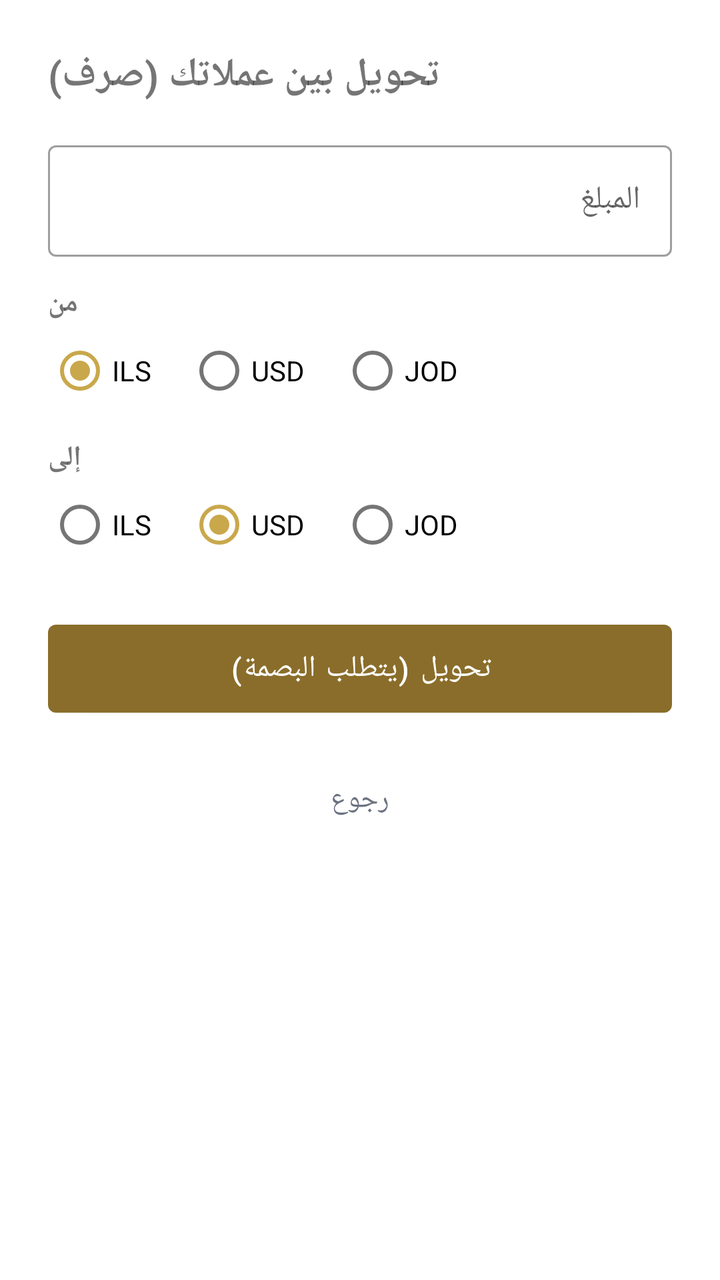
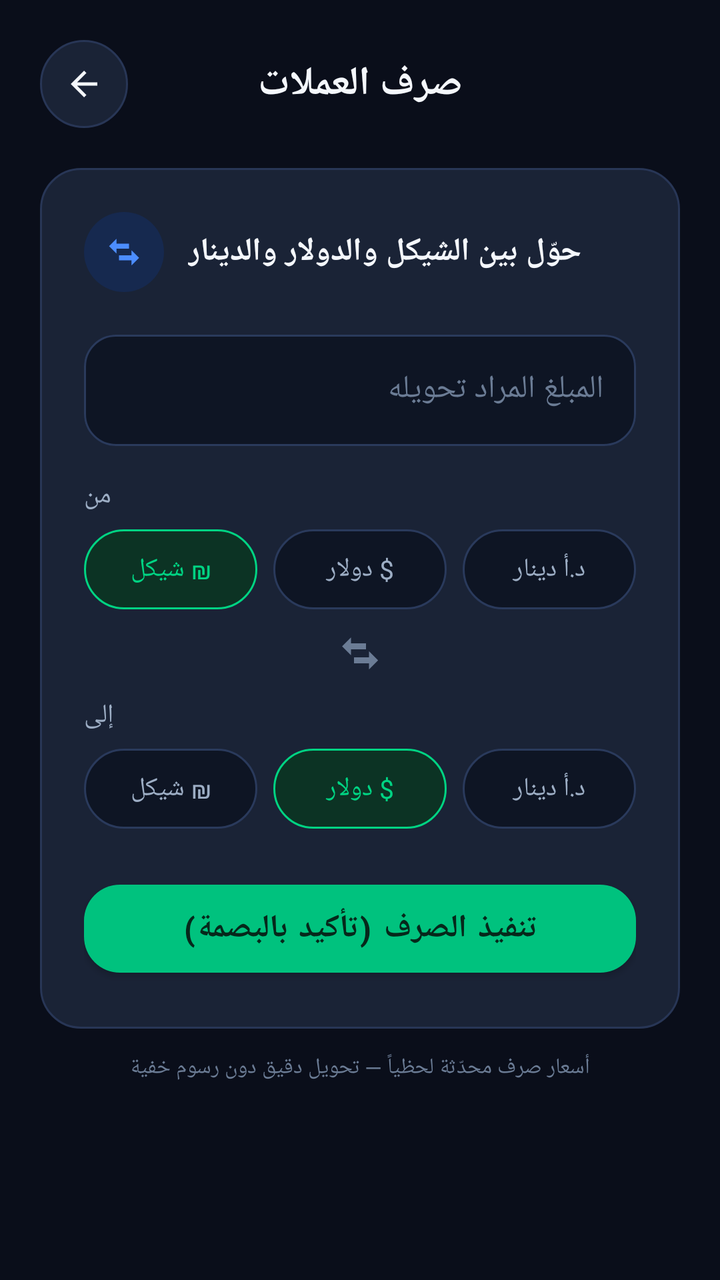

The first picture is an Android layout as it rendered before a commit; the second is the same layout after the commit. The layout source and the unified diff follow.
<!-- AndroidManifest.xml: application theme Theme.Fakah -->
<!-- res/layout/activity_convert.xml -->
<?xml version="1.0" encoding="utf-8"?>
<ScrollView xmlns:android="http://schemas.android.com/apk/res/android"
    android:layout_width="match_parent"
    android:layout_height="match_parent">

    <LinearLayout
        android:layout_width="match_parent"
        android:layout_height="wrap_content"
        android:orientation="vertical"
        android:padding="24dp">

        <TextView
            android:layout_width="wrap_content"
            android:layout_height="wrap_content"
            android:text="تحويل بين عملاتك (صرف)"
            android:textSize="20sp"
            android:textStyle="bold"
            android:layout_marginBottom="16dp" />

        <com.google.android.material.textfield.TextInputLayout
            android:layout_width="match_parent"
            android:layout_height="wrap_content"
            android:hint="المبلغ"
            style="@style/Widget.MaterialComponents.TextInputLayout.OutlinedBox">
            <com.google.android.material.textfield.TextInputEditText
                android:id="@+id/etAmount"
                android:layout_width="match_parent"
                android:layout_height="wrap_content"
                android:inputType="numberDecimal"
                android:textDirection="ltr" />
        </com.google.android.material.textfield.TextInputLayout>

        <TextView
            android:layout_width="wrap_content"
            android:layout_height="wrap_content"
            android:layout_marginTop="14dp"
            android:text="من"
            android:textStyle="bold" />
        <RadioGroup
            android:id="@+id/rgFrom"
            android:layout_width="match_parent"
            android:layout_height="wrap_content"
            android:orientation="horizontal">
            <RadioButton android:id="@+id/rbFromIls" android:layout_width="wrap_content"
                android:layout_height="wrap_content" android:text="ILS" android:checked="true" />
            <RadioButton android:id="@+id/rbFromUsd" android:layout_width="wrap_content"
                android:layout_height="wrap_content" android:layout_marginStart="18dp" android:text="USD" />
            <RadioButton android:id="@+id/rbFromJod" android:layout_width="wrap_content"
                android:layout_height="wrap_content" android:layout_marginStart="18dp" android:text="JOD" />
        </RadioGroup>

        <TextView
            android:layout_width="wrap_content"
            android:layout_height="wrap_content"
            android:layout_marginTop="10dp"
            android:text="إلى"
            android:textStyle="bold" />
        <RadioGroup
            android:id="@+id/rgTo"
            android:layout_width="match_parent"
            android:layout_height="wrap_content"
            android:orientation="horizontal">
            <RadioButton android:id="@+id/rbToIls" android:layout_width="wrap_content"
                android:layout_height="wrap_content" android:text="ILS" />
            <RadioButton android:id="@+id/rbToUsd" android:layout_width="wrap_content"
                android:layout_height="wrap_content" android:layout_marginStart="18dp" android:text="USD" android:checked="true" />
            <RadioButton android:id="@+id/rbToJod" android:layout_width="wrap_content"
                android:layout_height="wrap_content" android:layout_marginStart="18dp" android:text="JOD" />
        </RadioGroup>

        <com.google.android.material.button.MaterialButton
            android:id="@+id/btnConvert"
            android:layout_width="match_parent"
            android:layout_height="56dp"
            android:layout_marginTop="20dp"
            android:text="تحويل (يتطلب البصمة)"
            android:textSize="15sp" />

        <com.google.android.material.progressindicator.CircularProgressIndicator
            android:id="@+id/progress"
            android:layout_width="wrap_content"
            android:layout_height="wrap_content"
            android:layout_gravity="center_horizontal"
            android:layout_marginTop="12dp"
            android:indeterminate="true"
            android:visibility="gone" />

        <TextView
            android:id="@+id/btnBack"
            android:layout_width="wrap_content"
            android:layout_height="wrap_content"
            android:layout_gravity="center_horizontal"
            android:layout_marginTop="16dp"
            android:padding="12dp"
            android:text="رجوع"
            android:textColor="@color/textSecondary" />
    </LinearLayout>
</ScrollView>
<!-- resources referenced by this layout -->
<resources>
  <color name="textSecondary">#6B7280</color>
  <style name="Theme.Fakah" parent="Theme.MaterialComponents.DayNight.NoActionBar">
          <item name="colorPrimary">@color/goldDark</item>
          <item name="colorPrimaryVariant">@color/gold</item>
          <item name="colorOnPrimary">#FFFFFF</item>
          <item name="colorSecondary">@color/gold</item>
          <item name="colorSecondaryVariant">@color/goldDark</item>
          <item name="colorOnSecondary">#1A1A1A</item>
          <item name="android:statusBarColor">@color/primaryText</item>
          <item name="android:windowBackground">@color/bg</item>
      </style>
  <color name="goldDark">#8A6D2A</color>
  <color name="gold">#C9A84C</color>
  <color name="primaryText">#1A1A1A</color>
  <color name="bg">#FFFFFF</color>
</resources>

<!-- the commit's change to res/layout/activity_convert.xml (unified diff, before → after) -->
@@ -1,98 +1,245 @@
 <?xml version="1.0" encoding="utf-8"?>
 <ScrollView xmlns:android="http://schemas.android.com/apk/res/android"
+    xmlns:app="http://schemas.android.com/apk/res-auto"
     android:layout_width="match_parent"
-    android:layout_height="match_parent">
+    android:layout_height="match_parent"
+    android:background="@color/bg"
+    android:scrollbars="none">
 
     <LinearLayout
         android:layout_width="match_parent"
         android:layout_height="wrap_content"
         android:orientation="vertical"
-        android:padding="24dp">
-
-        <TextView
-            android:layout_width="wrap_content"
-            android:layout_height="wrap_content"
-            android:text="تحويل بين عملاتك (صرف)"
-            android:textSize="20sp"
-            android:textStyle="bold"
-            android:layout_marginBottom="16dp" />
-
-        <com.google.android.material.textfield.TextInputLayout
+        android:padding="20dp">
+
+        <LinearLayout
             android:layout_width="match_parent"
             android:layout_height="wrap_content"
-            android:hint="المبلغ"
-            style="@style/Widget.MaterialComponents.TextInputLayout.OutlinedBox">
-            <com.google.android.material.textfield.TextInputEditText
-                android:id="@+id/etAmount"
-                android:layout_width="match_parent"
-                android:layout_height="wrap_content"
-                android:inputType="numberDecimal"
-                android:textDirection="ltr" />
-        </com.google.android.material.textfield.TextInputLayout>
-
-        <TextView
-            android:layout_width="wrap_content"
-            android:layout_height="wrap_content"
-            android:layout_marginTop="14dp"
-            android:text="من"
-            android:textStyle="bold" />
-        <RadioGroup
-            android:id="@+id/rgFrom"
+            android:orientation="horizontal"
+            android:gravity="center_vertical">
+
+            <ImageButton
+                android:id="@+id/btnBack"
+                android:layout_width="44dp"
+                android:layout_height="44dp"
+                android:background="@drawable/bg_quick_action"
+                android:src="@drawable/ic_back"
+                android:scaleType="centerInside"
+                android:padding="12dp"
+                app:tint="@color/textPrimary"
+                android:contentDescription="رجوع"/>
+
+            <TextView
+                android:layout_width="0dp"
+                android:layout_height="wrap_content"
+                android:layout_weight="1"
+                android:gravity="center"
+                android:text="صرف العملات"
+                android:textSize="20sp"
+                android:textStyle="bold"
+                android:textColor="@color/textPrimary"/>
+
+            <Space android:layout_width="44dp" android:layout_height="1dp"/>
+        </LinearLayout>
+
+        <LinearLayout
             android:layout_width="match_parent"
             android:layout_height="wrap_content"
-            android:orientation="horizontal">
-            <RadioButton android:id="@+id/rbFromIls" android:layout_width="wrap_content"
-                android:layout_height="wrap_content" android:text="ILS" android:checked="true" />
-            <RadioButton android:id="@+id/rbFromUsd" android:layout_width="wrap_content"
-                android:layout_height="wrap_content" android:layout_marginStart="18dp" android:text="USD" />
-            <RadioButton android:id="@+id/rbFromJod" android:layout_width="wrap_content"
-                android:layout_height="wrap_content" android:layout_marginStart="18dp" android:text="JOD" />
-        </RadioGroup>
+            android:orientation="vertical"
+            android:background="@drawable/bg_tx_row"
+            android:padding="22dp"
+            android:layout_marginTop="20dp">
+
+            <LinearLayout
+                android:layout_width="wrap_content"
+                android:layout_height="wrap_content"
+                android:orientation="horizontal"
+                android:gravity="center_vertical">
+
+                <FrameLayout
+                    android:layout_width="40dp"
+                    android:layout_height="40dp"
+                    android:background="@drawable/bg_circle_icon_blue">
+
+                    <ImageView
+                        android:layout_width="20dp"
+                        android:layout_height="20dp"
+                        android:layout_gravity="center"
+                        android:src="@drawable/ic_convert"
+                        app:tint="@color/accentBlue"
+                        android:contentDescription=""/>
+                </FrameLayout>
+
+                <TextView
+                    android:layout_width="wrap_content"
+                    android:layout_height="wrap_content"
+                    android:layout_marginStart="12dp"
+                    android:text="حوّل بين الشيكل والدولار والدينار"
+                    android:textStyle="bold"
+                    android:textSize="16sp"
+                    android:textColor="@color/textPrimary"/>
+            </LinearLayout>
+
+            <com.google.android.material.textfield.TextInputLayout
+                android:layout_width="match_parent"
+                android:layout_height="wrap_content"
+                android:layout_marginTop="16dp"
+                android:hint="المبلغ المراد تحويله"
+                style="@style/Widget.Fakah.Input">
+
+                <com.google.android.material.textfield.TextInputEditText
+                    android:id="@+id/etAmount"
+                    style="@style/Text.Fakah.Input"
+                    android:layout_width="match_parent"
+                    android:layout_height="wrap_content"
+                    android:inputType="numberDecimal"
+                    android:textDirection="ltr"/>
+            </com.google.android.material.textfield.TextInputLayout>
+
+            <TextView
+                android:layout_width="wrap_content"
+                android:layout_height="wrap_content"
+                android:layout_marginTop="16dp"
+                android:layout_marginBottom="8dp"
+                android:text="من"
+                android:textSize="13sp"
+                android:textColor="@color/textSecondary"/>
+
+            <RadioGroup
+                android:id="@+id/rgFrom"
+                android:layout_width="match_parent"
+                android:layout_height="wrap_content"
+                android:orientation="horizontal">
+
+                <RadioButton
+                    android:id="@+id/rbFromIls"
+                    android:layout_width="0dp"
+                    android:layout_height="40dp"
+                    android:layout_weight="1"
+                    android:text="₪ شيكل"
+                    android:checked="true"
+                    android:gravity="center"
+                    android:textSize="13sp"
+                    android:button="@null"
+                    android:background="@drawable/radio_chip"
+                    android:textColor="@drawable/radio_chip_text"
+                    android:layout_marginEnd="8dp"/>
+
+                <RadioButton
+                    android:id="@+id/rbFromUsd"
+                    android:layout_width="0dp"
+                    android:layout_height="40dp"
+                    android:layout_weight="1"
+                    android:text="$ دولار"
+                    android:gravity="center"
+                    android:textSize="13sp"
+                    android:button="@null"
+                    android:background="@drawable/radio_chip"
+                    android:textColor="@drawable/radio_chip_text"
+                    android:layout_marginEnd="8dp"/>
+
+                <RadioButton
+                    android:id="@+id/rbFromJod"
+                    android:layout_width="0dp"
+                    android:layout_height="40dp"
+                    android:layout_weight="1"
+                    android:text="د.أ دينار"
+                    android:gravity="center"
+                    android:textSize="13sp"
+                    android:button="@null"
+                    android:background="@drawable/radio_chip"
+                    android:textColor="@drawable/radio_chip_text"/>
+            </RadioGroup>
+
+            <ImageView
+                android:layout_width="24dp"
+                android:layout_height="24dp"
+                android:layout_gravity="center_horizontal"
+                android:layout_marginTop="10dp"
+                android:src="@drawable/ic_convert"
+                app:tint="@color/textHint"
+                android:contentDescription=""/>
+
+            <TextView
+                android:layout_width="wrap_content"
+                android:layout_height="wrap_content"
+                android:layout_marginTop="10dp"
+                android:layout_marginBottom="8dp"
+                android:text="إلى"
+                android:textSize="13sp"
+                android:textColor="@color/textSecondary"/>
+
+            <RadioGroup
+                android:id="@+id/rgTo"
+                android:layout_width="match_parent"
+                android:layout_height="wrap_content"
+                android:orientation="horizontal">
+
+                <RadioButton
+                    android:id="@+id/rbToIls"
+                    android:layout_width="0dp"
+                    android:layout_height="40dp"
+                    android:layout_weight="1"
+                    android:text="₪ شيكل"
+                    android:gravity="center"
+                    android:textSize="13sp"
+                    android:button="@null"
+                    android:background="@drawable/radio_chip"
+                    android:textColor="@drawable/radio_chip_text"
+                    android:layout_marginEnd="8dp"/>
+
+                <RadioButton
+                    android:id="@+id/rbToUsd"
+                    android:layout_width="0dp"
+                    android:layout_height="40dp"
+                    android:layout_weight="1"
+                    android:text="$ دولار"
+                    android:checked="true"
+                    android:gravity="center"
+                    android:textSize="13sp"
+                    android:button="@null"
+                    android:background="@drawable/radio_chip"
+                    android:textColor="@drawable/radio_chip_text"
+                    android:layout_marginEnd="8dp"/>
+
+                <RadioButton
+                    android:id="@+id/rbToJod"
+                    android:layout_width="0dp"
+                    android:layout_height="40dp"
+                    android:layout_weight="1"
+                    android:text="د.أ دينار"
+                    android:gravity="center"
+                    android:textSize="13sp"
+                    android:button="@null"
+                    android:background="@drawable/radio_chip"
+                    android:textColor="@drawable/radio_chip_text"/>
+            </RadioGroup>
+
+            <com.google.android.material.button.MaterialButton
+                android:id="@+id/btnConvert"
+                style="@style/Widget.Fakah.Button"
+                android:layout_width="match_parent"
+                android:layout_height="56dp"
+                android:layout_marginTop="22dp"
+                android:text="تنفيذ الصرف (تأكيد بالبصمة)"/>
+
+            <ProgressBar
+                android:id="@+id/progress"
+                android:layout_width="28dp"
+                android:layout_height="28dp"
+                android:layout_gravity="center_horizontal"
+                android:layout_marginTop="14dp"
+                android:indeterminateTint="@color/primaryBright"
+                android:visibility="gone"/>
+        </LinearLayout>
 
         <TextView
-            android:layout_width="wrap_content"
-            android:layout_height="wrap_content"
-            android:layout_marginTop="10dp"
-            android:text="إلى"
-            android:textStyle="bold" />
-        <RadioGroup
-            android:id="@+id/rgTo"
             android:layout_width="match_parent"
             android:layout_height="wrap_content"
-            android:orientation="horizontal">
-            <RadioButton android:id="@+id/rbToIls" android:layout_width="wrap_content"
-                android:layout_height="wrap_content" android:text="ILS" />
-            <RadioButton android:id="@+id/rbToUsd" android:layout_width="wrap_content"
-                android:layout_height="wrap_content" android:layout_marginStart="18dp" android:text="USD" android:checked="true" />
-            <RadioButton android:id="@+id/rbToJod" android:layout_width="wrap_content"
-                android:layout_height="wrap_content" android:layout_marginStart="18dp" android:text="JOD" />
-        </RadioGroup>
-
-        <com.google.android.material.button.MaterialButton
-            android:id="@+id/btnConvert"
-            android:layout_width="match_parent"
-            android:layout_height="56dp"
-            android:layout_marginTop="20dp"
-            android:text="تحويل (يتطلب البصمة)"
-            android:textSize="15sp" />
-
-        <com.google.android.material.progressindicator.CircularProgressIndicator
-            android:id="@+id/progress"
-            android:layout_width="wrap_content"
-            android:layout_height="wrap_content"
-            android:layout_gravity="center_horizontal"
             android:layout_marginTop="12dp"
-            android:indeterminate="true"
-            android:visibility="gone" />
-
-        <TextView
-            android:id="@+id/btnBack"
-            android:layout_width="wrap_content"
-            android:layout_height="wrap_content"
-            android:layout_gravity="center_horizontal"
-            android:layout_marginTop="16dp"
-            android:padding="12dp"
-            android:text="رجوع"
-            android:textColor="@color/textSecondary" />
+            android:gravity="center"
+            android:text="أسعار صرف محدّثة لحظياً — تحويل دقيق دون رسوم خفية"
+            android:textSize="11sp"
+            android:textColor="@color/textHint"/>
     </LinearLayout>
 </ScrollView>
<!-- resource entries referenced after the edit -->
@@ -1,19 +1,135 @@
 <!-- resources referenced by this layout -->
 <resources>
-  <color name="textSecondary">#6B7280</color>
-  <style name="Theme.Fakah" parent="Theme.MaterialComponents.DayNight.NoActionBar">
-          <item name="colorPrimary">@color/goldDark</item>
-          <item name="colorPrimaryVariant">@color/gold</item>
-          <item name="colorOnPrimary">#FFFFFF</item>
-          <item name="colorSecondary">@color/gold</item>
-          <item name="colorSecondaryVariant">@color/goldDark</item>
-          <item name="colorOnSecondary">#1A1A1A</item>
-          <item name="android:statusBarColor">@color/primaryText</item>
+  <color name="accentBlue">#4C8DFF</color>
+  <color name="textSecondary">#9DAEC5</color>
+  <!-- drawable bg_circle_icon_blue (drawable) -->
+  <?xml version="1.0" encoding="utf-8"?>
+  <shape xmlns:android="http://schemas.android.com/apk/res/android">
+      <solid android:color="@color/blueSoft"/>
+      <corners android:radius="30dp"/>
+  </shape>
+  <!-- drawable bg_quick_action (drawable) -->
+  <?xml version="1.0" encoding="utf-8"?>
+  <shape xmlns:android="http://schemas.android.com/apk/res/android">
+      <solid android:color="@color/bgCard"/>
+      <corners android:radius="22dp"/>
+      <stroke android:width="1dp" android:color="@color/cardStroke"/>
+  </shape>
+  <!-- drawable bg_tx_row (drawable) -->
+  <?xml version="1.0" encoding="utf-8"?>
+  <shape xmlns:android="http://schemas.android.com/apk/res/android">
+      <solid android:color="@color/bgCard"/>
+      <corners android:radius="20dp"/>
+      <stroke android:width="1dp" android:color="@color/cardStroke"/>
+  </shape>
+  <!-- drawable ic_back (drawable) -->
+  <vector xmlns:android="http://schemas.android.com/apk/res/android" android:width="24dp" android:height="24dp" android:viewportWidth="24" android:viewportHeight="24" android:autoMirrored="true">
+      <path android:fillColor="#FFFFFF" android:pathData="M20,11H7.8l5.6,-5.6L12,4l-8,8 8,8 1.4,-1.4L7.8,13H20v-2z"/>
+  </vector>
+  <!-- drawable ic_convert (drawable) -->
+  <vector xmlns:android="http://schemas.android.com/apk/res/android" android:width="24dp" android:height="24dp" android:viewportWidth="24" android:viewportHeight="24">
+      <path android:fillColor="#FFFFFF" android:pathData="M7.5,4L3,8.5l4.5,4.5v-3H15V7H7.5V4z"/>
+      <path android:fillColor="#FFFFFF" android:pathData="M16.5,11l4.5,4.5 -4.5,4.5v-3H9v-3h7.5v-3z"/>
+  </vector>
+  <!-- drawable radio_chip (drawable) -->
+  <?xml version="1.0" encoding="utf-8"?>
+  <selector xmlns:android="http://schemas.android.com/apk/res/android">
+      <item android:state_checked="true">
+          <shape android:shape="rectangle">
+              <solid android:color="@color/primarySoft"/>
+              <corners android:radius="20dp"/>
+              <stroke android:width="1dp" android:color="@color/primaryBright"/>
+          </shape>
+      </item>
+      <item>
+          <shape android:shape="rectangle">
+              <solid android:color="@color/bgInput"/>
+              <corners android:radius="20dp"/>
+              <stroke android:width="1dp" android:color="@color/inputStroke"/>
+          </shape>
+      </item>
+  </selector>
+  <!-- drawable radio_chip_text (drawable) -->
+  <?xml version="1.0" encoding="utf-8"?>
+  <selector xmlns:android="http://schemas.android.com/apk/res/android">
+      <item android:color="@color/primaryBright" android:state_checked="true"/>
+      <item android:color="@color/textSecondary"/>
+  </selector>
+  <style name="Text.Fakah.Input">
+          <item name="android:textSize">16sp</item>
+          <item name="android:textColor">@color/textPrimary</item>
+          <item name="android:textColorHint">@color/textHint</item>
+      </style>
+  <style name="Widget.Fakah.Button" parent="Widget.MaterialComponents.Button">
+          <item name="android:textSize">16sp</item>
+          <item name="android:textStyle">bold</item>
+          <item name="android:textColor">@color/onPrimary</item>
+          <item name="backgroundTint">@color/primary</item>
+          <item name="android:paddingStart">24dp</item>
+          <item name="android:paddingEnd">24dp</item>
+          <item name="cornerRadius">18dp</item>
+          <item name="elevation">0dp</item>
+          <item name="rippleColor">#3306281B</item>
+      </style>
+  <style name="Widget.Fakah.Input" parent="Widget.MaterialComponents.TextInputLayout.OutlinedBox">
+          <item name="boxBackgroundColor">@color/bgInput</item>
+          <item name="boxStrokeColor">@color/input_stroke_state</item>
+          <item name="boxCornerRadiusTopStart">16dp</item>
+          <item name="boxCornerRadiusTopEnd">16dp</item>
+          <item name="boxCornerRadiusBottomStart">16dp</item>
+          <item name="boxCornerRadiusBottomEnd">16dp</item>
+          <item name="hintTextColor">@color/textSecondary</item>
+          <item name="android:textColorHint">@color/textHint</item>
+          <item name="colorPrimary">@color/primaryBright</item>
+          <item name="boxStrokeWidth">1dp</item>
+          <item name="boxStrokeWidthFocused">2dp</item>
+      </style>
+  <style name="Theme.Fakah" parent="Theme.MaterialComponents.NoActionBar">
+          <item name="colorPrimary">@color/primary</item>
+          <item name="colorPrimaryVariant">@color/primaryDeep</item>
+          <item name="colorOnPrimary">@color/onPrimary</item>
+          <item name="colorSecondary">@color/accentBlue</item>
+          <item name="colorSecondaryVariant">@color/accentGold</item>
+          <item name="colorOnSecondary">#0A1226</item>
+          <item name="colorSurface">@color/bgCard</item>
+          <item name="colorOnSurface">@color/textPrimary</item>
+          <item name="android:colorBackground">@color/bg</item>
           <item name="android:windowBackground">@color/bg</item>
+          <item name="android:statusBarColor">@color/bg</item>
+          <item name="android:navigationBarColor">@color/bgNav</item>
+          <item name="android:windowLightStatusBar">false</item>
+          <item name="colorError">@color/danger</item>
+          <item name="android:textColorPrimary">@color/textPrimary</item>
+          <item name="android:textColorSecondary">@color/textSecondary</item>
+          <item name="android:textColorHint">@color/textHint</item>
+          <item name="materialAlertDialogTheme">@style/ThemeOverlay.Fakah.Dialog</item>
       </style>
-  <color name="goldDark">#8A6D2A</color>
-  <color name="gold">#C9A84C</color>
-  <color name="primaryText">#1A1A1A</color>
-  <color name="bg">#FFFFFF</color>
+  <color name="blueSoft">#16294F</color>
+  <color name="bgCard">#1A2336</color>
+  <color name="cardStroke">#283656</color>
+  <color name="primarySoft">#0C3324</color>
+  <color name="bgInput">#0E1524</color>
+  <color name="inputStroke">#2A3A5C</color>
+  <color name="onPrimary">#06281B</color>
+  <color name="primary">#00C27E</color>
+  <color name="primaryDeep">#00A26B</color>
+  <color name="accentGold">#FFC85C</color>
+  <color name="bgNav">#0E1526</color>
+  <color name="danger">#FF6B6B</color>
+  <style name="ThemeOverlay.Fakah.Dialog" parent="ThemeOverlay.MaterialComponents.Dialog.Alert">
+          <item name="colorPrimary">@color/primary</item>
+          <item name="android:windowBackground">@color/bgCard</item>
+          <item name="android:textColorPrimary">@color/textPrimary</item>
+          <item name="android:textColor">@color/textPrimary</item>
+          <item name="buttonBarPositiveButtonStyle">@style/Widget.Fakah.DialogButton</item>
+          <item name="buttonBarNegativeButtonStyle">@style/Widget.Fakah.DialogButton</item>
+      </style>
+  <style name="Widget.Fakah.DialogButton" parent="Widget.MaterialComponents.Button.TextButton.Dialog">
+          <item name="android:textColor">@color/primaryBright</item>
+      </style>
+  <color name="bg">#0A0E1A</color>
+  <color name="primaryBright">#00D483</color>
+  <color name="textHint">#6B7C95</color>
+  <color name="textPrimary">#F4F7FC</color>
 </resources>
 
